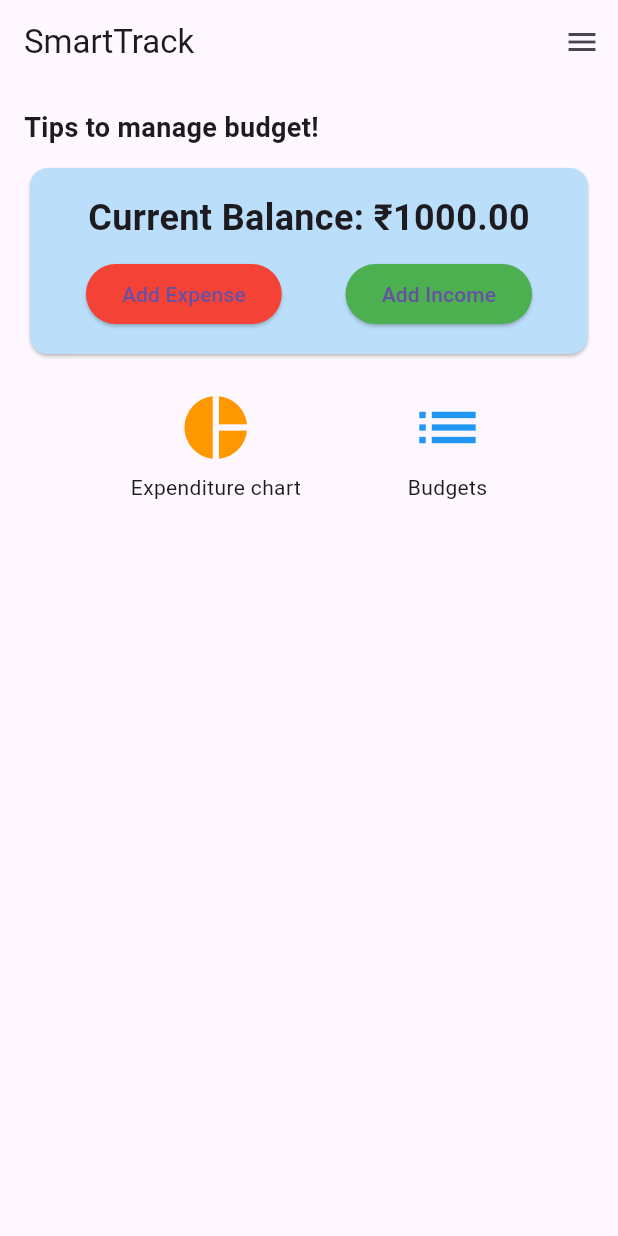
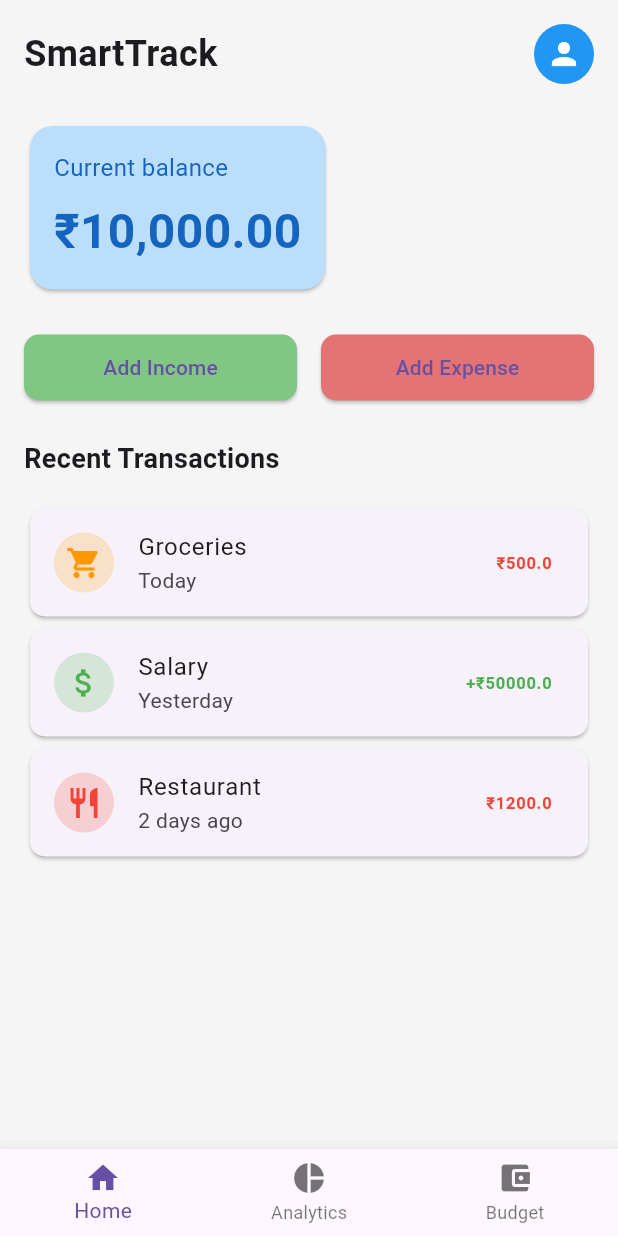
Before and after one commit to ther12k/myapp, a Flutter app: the screen it shows after launch, on a phone screen of 412 x 824 dp. Run offline on Flutter 3.47's test engine with Material 3 defaults, Android fonts, the phone set to English and light mode, and no system bars.

Commit message:
feat : home screen update

```diff
--- a/lib/screens/home_screen.dart
+++ b/lib/screens/home_screen.dart
@@ -4,105 +4,172 @@ class HomeScreen extends StatelessWidget {
   @override
   Widget build(BuildContext context) {
     return Scaffold(
-      appBar: AppBar(
-        title: Text('SmartTrack'),
-        actions: [
-          IconButton(
-            icon: Icon(Icons.menu),
-            onPressed: () {
-              // Implement menu functionality
-            },
-          ),
-        ],
-      ),
-      body: SingleChildScrollView(
+      backgroundColor: Colors.grey[100],
+      body: SafeArea(
         child: Padding(
           padding: const EdgeInsets.all(16.0),
           child: Column(
             crossAxisAlignment: CrossAxisAlignment.start,
             children: [
-              Text(
-                'Tips to manage budget!',
-                style: TextStyle(fontSize: 18, fontWeight: FontWeight.bold),
+              Row(
+                mainAxisAlignment: MainAxisAlignment.spaceBetween,
+                children: [
+                  Text(
+                    'SmartTrack',
+                    style: TextStyle(fontSize: 24, fontWeight: FontWeight.bold),
+                  ),
+                  CircleAvatar(
+                    backgroundColor: Colors.blue,
+                    child: Icon(Icons.person, color: Colors.white),
+                  ),
+                ],
               ),
-              SizedBox(height: 10),
+              SizedBox(height: 24),
               Card(
                 color: Colors.blue[100],
+                shape: RoundedRectangleBorder(
+                  borderRadius: BorderRadius.circular(15),
+                ),
                 child: Padding(
                   padding: const EdgeInsets.all(16.0),
                   child: Column(
+                    crossAxisAlignment: CrossAxisAlignment.start,
                     children: [
                       Text(
-                        'Current Balance: ₹1000.00',
+                        'Current balance',
+                        style: TextStyle(fontSize: 16, color: Colors.blue[800]),
+                      ),
+                      SizedBox(height: 8),
+                      Text(
+                        '₹10,000.00',
                         style: TextStyle(
-                            fontSize: 24, fontWeight: FontWeight.bold),
-                      ),
-                      SizedBox(height: 10),
-                      Row(
-                        mainAxisAlignment: MainAxisAlignment.spaceAround,
-                        children: [
-                          ElevatedButton(
-                            style:
-                                ElevatedButton.styleFrom(backgroundColor: Colors.red),
-                            onPressed: () {
-                              // Navigate to add expense screen
-                            },
-                            child: Text('Add Expense'),
-                          ),
-                          ElevatedButton(
-                            style:
-                                ElevatedButton.styleFrom(backgroundColor: Colors.green),
-                            onPressed: () {
-                              // Navigate to add income screen
-                            },
-                            child: Text('Add Income'),
-                          ),
-                        ],
+                          fontSize: 32,
+                          fontWeight: FontWeight.bold,
+                          color: Colors.blue[800],
+                        ),
                       ),
                     ],
                   ),
                 ),
               ),
-              SizedBox(height: 20),
+              SizedBox(height: 24),
               Row(
-                mainAxisAlignment: MainAxisAlignment.spaceEvenly,
                 children: [
-                  Column(
-                    children: [
-                      GestureDetector(
-                        onTap: () {
-                          // Navigate to Expenditure chart screen
-                        },
-                        child: Column(
-                          children: [
-                            Icon(Icons.pie_chart,
-                                size: 50, color: Colors.orange),
-                            SizedBox(height: 5),
-                            Text('Expenditure chart'),
-                          ],
+                  Expanded(
+                    child: ElevatedButton(
+                      style: ElevatedButton.styleFrom(
+                        backgroundColor: Colors.green[300],
+                        shape: RoundedRectangleBorder(
+                          borderRadius: BorderRadius.circular(10),
                         ),
                       ),
-                    ],
+                      onPressed: () {},
+                      child: Padding(
+                        padding: const EdgeInsets.symmetric(vertical: 12),
+                        child: Text('Add Income'),
+                      ),
+                    ),
                   ),
-                  Column(
-                    children: [
-                      GestureDetector(
-                        onTap: () {
-                          Navigator.pushNamed(context, '/budgets');
-                        },
-                        child: Column(
-                          children: [
-                            Icon(Icons.list, size: 50, color: Colors.blue),
-                            SizedBox(height: 5),
-                            Text('Budgets'),
-                          ],
+                  SizedBox(width: 16),
+                  Expanded(
+                    child: ElevatedButton(
+                      style: ElevatedButton.styleFrom(
+                        backgroundColor: Colors.red[300],
+                        shape: RoundedRectangleBorder(
+                          borderRadius: BorderRadius.circular(10),
                         ),
                       ),
-                    ],
+                      onPressed: () {},
+                      child: Padding(
+                        padding: const EdgeInsets.symmetric(vertical: 12),
+                        child: Text('Add Expense'),
+                      ),
+                    ),
                   ),
                 ],
               ),
+              SizedBox(height: 24),
+              Text(
+                'Recent Transactions',
+                style: TextStyle(fontSize: 18, fontWeight: FontWeight.bold),
+              ),
+              SizedBox(height: 16),
+              Expanded(
+                child: ListView(
+                  children: [
+                    TransactionItem(
+                      icon: Icons.shopping_cart,
+                      title: 'Groceries',
+                      amount: -500,
+                      date: 'Today',
+                      color: Colors.orange,
+                    ),
+                    TransactionItem(
+                      icon: Icons.attach_money,
+                      title: 'Salary',
+                      amount: 50000,
+                      date: 'Yesterday',
+                      color: Colors.green,
+                    ),
+                    TransactionItem(
+                      icon: Icons.restaurant,
+                      title: 'Restaurant',
+                      amount: -1200,
+                      date: '2 days ago',
+                      color: Colors.red,
+                    ),
+                  ],
+                ),
+              ),
             ],
+          ),
+        ),
+      ),
+      bottomNavigationBar: BottomNavigationBar(
+        items: [
+          BottomNavigationBarItem(icon: Icon(Icons.home), label: 'Home'),
+          BottomNavigationBarItem(
+              icon: Icon(Icons.pie_chart), label: 'Analytics'),
+          BottomNavigationBarItem(
+              icon: Icon(Icons.account_balance_wallet), label: 'Budget'),
+        ],
+      ),
+    );
+  }
+}
+
+class TransactionItem extends StatelessWidget {
+  final IconData icon;
+  final String title;
+  final double amount;
+  final String date;
+  final Color color;
+
+  const TransactionItem({
+    Key? key,
+    required this.icon,
+    required this.title,
+    required this.amount,
+    required this.date,
+    required this.color,
+  }) : super(key: key);
+
+  @override
+  Widget build(BuildContext context) {
+    return Card(
+      shape: RoundedRectangleBorder(borderRadius: BorderRadius.circular(10)),
+      child: ListTile(
+        leading: CircleAvatar(
+          backgroundColor: color.withOpacity(0.2),
+          child: Icon(icon, color: color),
+        ),
+        title: Text(title),
+        subtitle: Text(date),
+        trailing: Text(
+          '${amount >= 0 ? '+' : ''}₹${amount.abs()}',
+          style: TextStyle(
+            color: amount >= 0 ? Colors.green : Colors.red,
+            fontWeight: FontWeight.bold,
           ),
         ),
       ),
```
